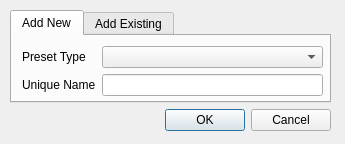
Qt form ui/dlg_add_preset.ui (Openlights/firemix) before a commit.
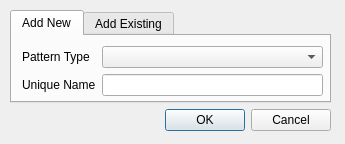
The same form after that commit. The open tabs and pages were chosen to show the change.

Patch:
```diff
--- a/ui/dlg_add_preset.ui
+++ b/ui/dlg_add_preset.ui
@@ -54,7 +54,7 @@
          <item row="0" column="0">
           <widget class="QLabel" name="lbl_preset_type">
            <property name="text">
-            <string>Preset Type</string>
+            <string>Pattern Type</string>
            </property>
           </widget>
          </item>
```
